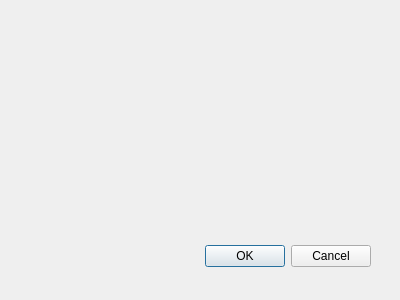
Qt form src/widgets/persondialog.ui (Rolisteam/rolisteam) before a commit.
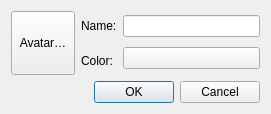
The same form after that commit. Custom widgets are drawn as their Qt base class.

Commit message: new version of persondialog with management of avatar

The edit to the form file:
```diff
--- a/src/widgets/persondialog.ui
+++ b/src/widgets/persondialog.ui
@@ -8,31 +8,100 @@
    <rect>
     <x>0</x>
     <y>0</y>
-    <width>400</width>
-    <height>300</height>
+    <width>271</width>
+    <height>112</height>
    </rect>
   </property>
   <property name="windowTitle">
    <string>Dialog</string>
   </property>
-  <widget class="QDialogButtonBox" name="buttonBox">
-   <property name="geometry">
-    <rect>
-     <x>30</x>
-     <y>240</y>
-     <width>341</width>
-     <height>32</height>
-    </rect>
-   </property>
-   <property name="orientation">
-    <enum>Qt::Horizontal</enum>
-   </property>
-   <property name="standardButtons">
-    <set>QDialogButtonBox::Cancel|QDialogButtonBox::Ok</set>
-   </property>
-  </widget>
+  <layout class="QVBoxLayout" name="verticalLayout_3">
+   <item>
+    <layout class="QHBoxLayout" name="horizontalLayout">
+     <item>
+      <widget class="QToolButton" name="m_selectCharaterAvatar">
+       <property name="minimumSize">
+        <size>
+         <width>64</width>
+         <height>64</height>
+        </size>
+       </property>
+       <property name="sizeIncrement">
+        <size>
+         <width>64</width>
+         <height>64</height>
+        </size>
+       </property>
+       <property name="baseSize">
+        <size>
+         <width>64</width>
+         <height>64</height>
+        </size>
+       </property>
+       <property name="text">
+        <string>Avatar…</string>
+       </property>
+       <property name="iconSize">
+        <size>
+         <width>64</width>
+         <height>64</height>
+        </size>
+       </property>
+      </widget>
+     </item>
+     <item>
+      <layout class="QVBoxLayout" name="verticalLayout_2">
+       <item>
+        <widget class="QLabel" name="label_6">
+         <property name="text">
+          <string>Name:</string>
+         </property>
+        </widget>
+       </item>
+       <item>
+        <widget class="QLabel" name="label_7">
+         <property name="text">
+          <string>Color:</string>
+         </property>
+        </widget>
+       </item>
+      </layout>
+     </item>
+     <item>
+      <layout class="QVBoxLayout" name="verticalLayout">
+       <item>
+        <widget class="QLineEdit" name="m_characterName"/>
+       </item>
+       <item>
+        <widget class="ColorButton" name="m_characterColor">
+         <property name="text">
+          <string/>
+         </property>
+        </widget>
+       </item>
+      </layout>
+     </item>
+    </layout>
+   </item>
+   <item>
+    <widget class="QDialogButtonBox" name="buttonBox">
+     <property name="orientation">
+      <enum>Qt::Horizontal</enum>
+     </property>
+     <property name="standardButtons">
+      <set>QDialogButtonBox::Cancel|QDialogButtonBox::Ok</set>
+     </property>
+    </widget>
+   </item>
+  </layout>
  </widget>
- <pixmapfunction/>
+ <customwidgets>
+  <customwidget>
+   <class>ColorButton</class>
+   <extends>QPushButton</extends>
+   <header>widgets/colorbutton.h</header>
+  </customwidget>
+ </customwidgets>
  <resources/>
  <connections>
   <connection>
```
Left out of the diff: 4 changed lines with no effect on the pictures. The commit also changes 2 other files.
